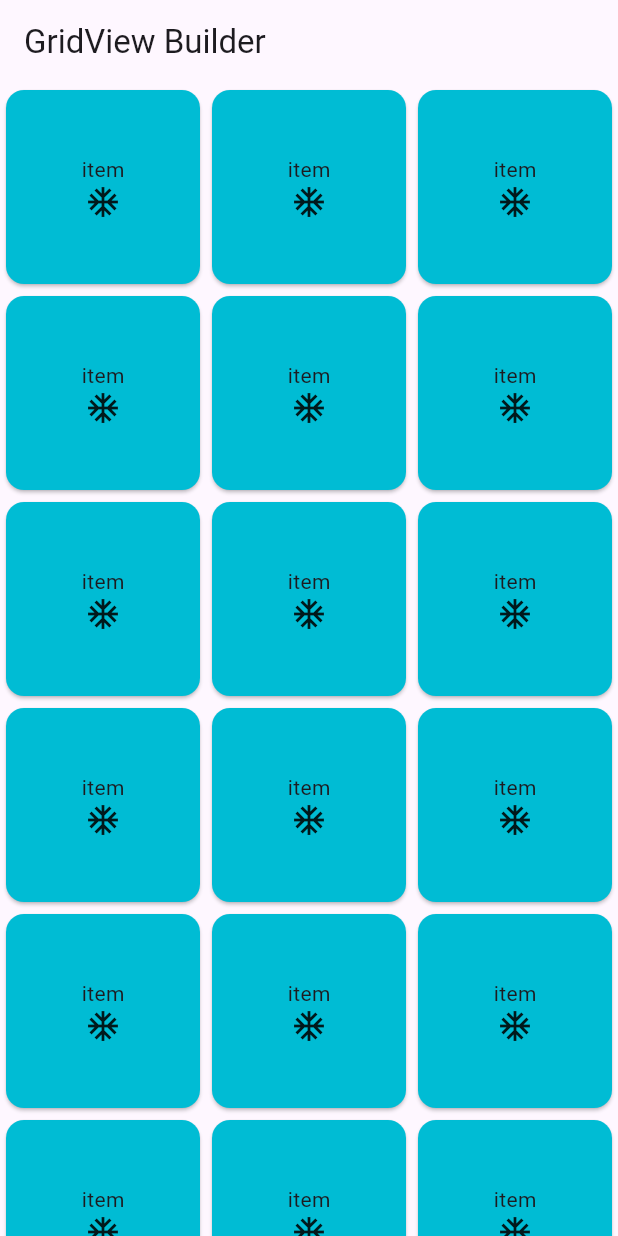
After one commit to Aravind-017/project_june, a Flutter app: the GridView2 screen opened directly, on a phone screen of 412 x 824 dp. The commit adds this screen. Run offline on Flutter 3.47's test engine with Material 2 defaults, Android fonts, the phone set to English and light mode, and no system bars; our stand-ins replace fluttertoast, google_fonts.

Commit message:
initial commit

```diff
--- /dev/null
+++ b/lib/Gridex/Gridview 2.dart
@@ -0,0 +1,29 @@
+import 'package:flutter/material.dart';
+void main(){
+  runApp(MaterialApp(home: GridView2(),));
+}
+class GridView2 extends StatelessWidget {
+
+  @override
+  Widget build(BuildContext context) {
+    return Scaffold(
+      appBar: AppBar(title: Text("GridView Builder"),),
+      body: GridView.builder(gridDelegate: SliverGridDelegateWithFixedCrossAxisCount(crossAxisCount: 3),
+          itemCount: 20,
+          itemBuilder: (context,index){
+        return Card(
+          color: Colors.cyan,
+          child: Center(
+            child: Column(
+              mainAxisAlignment: MainAxisAlignment.center,
+              children: [
+                Text("item"),
+                Icon(Icons.ac_unit),
+              ],
+            ),
+          ),
+        );
+          }),
+    );
+  }
+}
--- a/lib/Gridex/gridview 1.dart
+++ b/lib/Gridex/gridview 1.dart
@@ -8,7 +8,7 @@ class GridView1 extends StatelessWidget {
   Widget build(BuildContext context) {
     return  Scaffold(
       appBar: AppBar(title: Text("My GridView"),),
-      body: GridView(gridDelegate: SliverGridDelegateWithFixedCrossAxisCount(crossAxisCount: 2),
+      body: GridView(gridDelegate: SliverGridDelegateWithMaxCrossAxisExtent(maxCrossAxisExtent: 60),
       children: List.generate(15, (index) => Card(
         color: Colors.yellow,
         child: Center(
```
